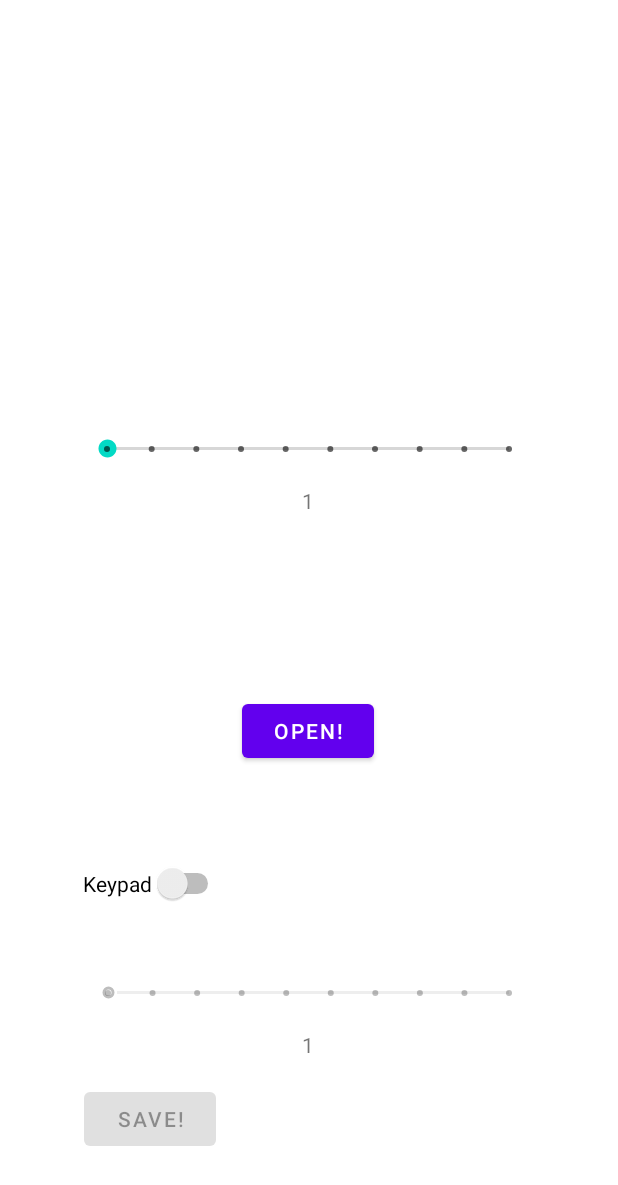
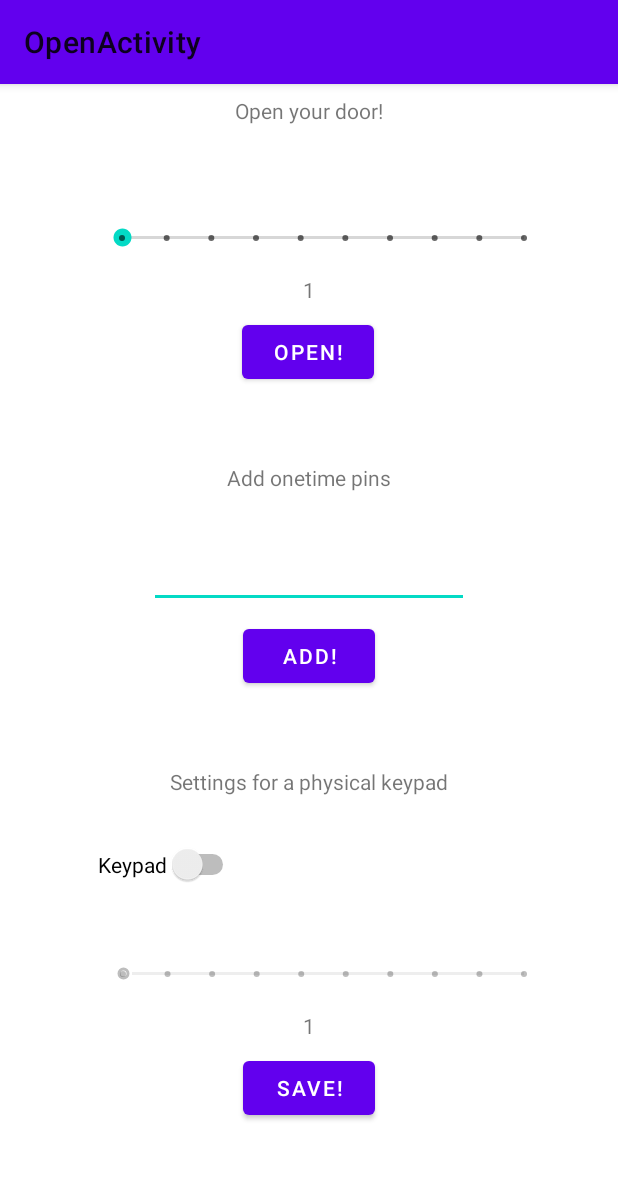
Before and after one commit to NikomitK/DoorOpener, an Android app: the OpenActivity screen opened directly, with no data from a screen before it, on a phone screen of 412 x 824 dp. Shown: the top 1185 px of the screen. Run offline under Robolectric (Android 15) with nearby library versions, the phone set to English and light mode, and no system bars; network calls fail; 2 statements that could not run were skipped.

Commit message:
added otp to layout, added functionality to keypad stuff

```diff
--- a/app/src/main/AndroidManifest.xml
+++ b/app/src/main/AndroidManifest.xml
@@ -8,7 +8,7 @@
         android:label="@string/app_name"
         android:roundIcon="@mipmap/ic_launcher_round"
         android:supportsRtl="true"
-        android:theme="@style/Theme.DoorOpenerHalfNew">
+        android:theme="@style/Theme.DoorOpenerHalfNew.NoActionBar">
         <activity
             android:name=".OpenActivity"
             android:exported="false"
--- a/app/src/main/java/tk/nikomitk/dooropenerhalfnew/LoginActivity.kt
+++ b/app/src/main/java/tk/nikomitk/dooropenerhalfnew/LoginActivity.kt
@@ -31,7 +31,7 @@ class LoginActivity : AppCompatActivity() {
         var storage: Storage = Storage()
 
 
-        if (!storageFile.createNewFile()) {
+        if (!storageFile.createNewFile() && storageFile.readText().contains(":")) {
             storage = Gson().fromJson(storageFile.readText(), Storage::class.java)
             val intent = Intent(this, OpenActivity::class.java).apply {
                 putExtra("ipAddress", storage.ipAddress)
--- a/app/src/main/java/tk/nikomitk/dooropenerhalfnew/OpenActivity.kt
+++ b/app/src/main/java/tk/nikomitk/dooropenerhalfnew/OpenActivity.kt
@@ -19,6 +19,9 @@ class OpenActivity : AppCompatActivity(), CoroutineScope by MainScope() {
         super.onCreate(savedInstanceState)
         setContentView(R.layout.activity_open)
 
+        // showing the back button in action bar
+        setSupportActionBar(findViewById(R.id.my_toolbar))
+
         val ipAddress = intent.getStringExtra("ipAddress")!!
         val token = intent.getStringExtra("token")!!
 
@@ -31,7 +34,6 @@ class OpenActivity : AppCompatActivity(), CoroutineScope by MainScope() {
         val saveButton: Button = findViewById(R.id.saveButton)
 
         keypadBar.isEnabled = false
-        saveButton.isEnabled = false
 
         openBar.setOnSeekBarChangeListener(object : SeekBar.OnSeekBarChangeListener {
             override fun onProgressChanged(p0: SeekBar?, p1: Int, p2: Boolean) {
@@ -47,17 +49,17 @@ class OpenActivity : AppCompatActivity(), CoroutineScope by MainScope() {
         })
 
         openButton.setOnClickListener {
-            launch (Dispatchers.IO) {
+            launch(Dispatchers.IO) {
                 val response = sendMessage(
                     type = "open",
                     token = token,
                     content = openTimeTextView.text.toString(),
                     ipAddress = ipAddress
                 )
-                runOnUiThread{
+                runOnUiThread {
                     Toast.makeText(this@OpenActivity, response.text, Toast.LENGTH_SHORT).show()
                 }
-                if(response.internalMessage.lowercase().contains("invalid token")) {
+                if (response.internalMessage.lowercase().contains("invalid token")) {
                     logout()
                 }
             }
@@ -65,7 +67,6 @@ class OpenActivity : AppCompatActivity(), CoroutineScope by MainScope() {
 
         keypadSwitch.setOnCheckedChangeListener { p0, _ ->
             keypadBar.isEnabled = p0.isChecked
-            saveButton.isEnabled = p0.isChecked
         }
 
         keypadBar.setOnSeekBarChangeListener(object : SeekBar.OnSeekBarChangeListener {
@@ -82,7 +83,20 @@ class OpenActivity : AppCompatActivity(), CoroutineScope by MainScope() {
         })
 
         saveButton.setOnClickListener {
-
+            launch(Dispatchers.IO) {
+                val response = sendMessage(
+                    type = "keypadConfig",
+                    token = token,
+                    content = if (keypadSwitch.isChecked) keypadTimeTextView.text.toString() else (-1).toString(),
+                    ipAddress = ipAddress
+                )
+                runOnUiThread {
+                    Toast.makeText(this@OpenActivity, response.text, Toast.LENGTH_SHORT).show()
+                }
+                if (response.internalMessage.lowercase().contains("invalid token")) {
+                    logout()
+                }
+            }
         }
     }
 
--- a/app/src/main/res/layout/activity_open.xml
+++ b/app/src/main/res/layout/activity_open.xml
@@ -6,41 +6,52 @@
     android:layout_height="match_parent"
     tools:context=".OpenActivity">
 
+    <androidx.appcompat.widget.Toolbar
+        android:id="@+id/my_toolbar"
+        android:layout_width="match_parent"
+        android:layout_height="?attr/actionBarSize"
+        android:background="?attr/colorPrimary"
+        android:elevation="4dp"
+        android:theme="@style/ThemeOverlay.AppCompat.ActionBar"
+        app:layout_constraintEnd_toEndOf="parent"
+        app:layout_constraintStart_toStartOf="parent"
+        app:layout_constraintTop_toTopOf="parent"
+        app:popupTheme="@style/ThemeOverlay.AppCompat.Light" />
+
+
     <Button
         android:id="@+id/openButton"
         android:layout_width="wrap_content"
         android:layout_height="wrap_content"
-        android:layout_marginBottom="280dp"
+        android:layout_marginTop="8dp"
         android:text="Open!"
-        app:layout_constraintBottom_toBottomOf="parent"
         app:layout_constraintEnd_toEndOf="parent"
         app:layout_constraintHorizontal_bias="0.498"
         app:layout_constraintStart_toStartOf="parent"
-        app:layout_constraintTop_toBottomOf="@+id/openBar"
-        app:layout_constraintVertical_bias="0.787" />
+        app:layout_constraintTop_toBottomOf="@+id/openBar" />
 
     <SeekBar
         android:id="@+id/openBar"
         style="@style/Widget.AppCompat.SeekBar.Discrete"
         android:layout_width="300dp"
         android:layout_height="87dp"
-        android:layout_marginTop="256dp"
+        android:layout_marginTop="32dp"
         android:indeterminate="false"
         android:max="9"
         android:progress="0"
         app:layout_constraintEnd_toEndOf="parent"
-        app:layout_constraintHorizontal_bias="0.495"
+        app:layout_constraintHorizontal_bias="0.585"
         app:layout_constraintStart_toStartOf="parent"
-        app:layout_constraintTop_toTopOf="parent" />
+        app:layout_constraintTop_toBottomOf="@+id/textView3" />
 
     <Switch
         android:id="@+id/keypadSwitch"
         android:layout_width="wrap_content"
         android:layout_height="wrap_content"
-        android:layout_marginTop="64dp"
+        android:layout_marginTop="32dp"
         android:text="Keypad"
         app:layout_constraintStart_toStartOf="@+id/openBar"
-        app:layout_constraintTop_toBottomOf="@+id/openButton" />
+        app:layout_constraintTop_toBottomOf="@+id/textView4" />
 
     <SeekBar
         android:id="@+id/keypadBar"
@@ -61,8 +72,8 @@
         android:layout_height="wrap_content"
         android:layout_marginTop="68dp"
         android:text="1"
-        app:layout_constraintEnd_toEndOf="@+id/openBar"
-        app:layout_constraintStart_toStartOf="@+id/openBar"
+        app:layout_constraintEnd_toEndOf="parent"
+        app:layout_constraintStart_toStartOf="parent"
         app:layout_constraintTop_toTopOf="@+id/openBar" />
 
     <TextView
@@ -72,16 +83,68 @@
         android:layout_marginTop="68dp"
         android:text="1"
         android:textAlignment="center"
-        app:layout_constraintEnd_toEndOf="@+id/keypadBar"
-        app:layout_constraintStart_toStartOf="@+id/keypadBar"
+        app:layout_constraintEnd_toEndOf="parent"
+        app:layout_constraintStart_toStartOf="parent"
         app:layout_constraintTop_toTopOf="@+id/keypadBar" />
 
     <Button
         android:id="@+id/saveButton"
         android:layout_width="wrap_content"
         android:layout_height="wrap_content"
-        android:layout_marginTop="16dp"
+        android:layout_marginTop="8dp"
         android:text="Save!"
-        app:layout_constraintStart_toStartOf="@+id/keypadBar"
+        app:layout_constraintEnd_toEndOf="parent"
+        app:layout_constraintStart_toStartOf="parent"
         app:layout_constraintTop_toBottomOf="@+id/keypadBar" />
+
+    <TextView
+        android:id="@+id/textView3"
+        android:layout_width="wrap_content"
+        android:layout_height="wrap_content"
+        android:layout_marginTop="8dp"
+        android:text="Open your door!"
+        app:layout_constraintEnd_toEndOf="parent"
+        app:layout_constraintStart_toStartOf="parent"
+        app:layout_constraintTop_toBottomOf="@+id/my_toolbar" />
+
+    <TextView
+        android:id="@+id/textView4"
+        android:layout_width="wrap_content"
+        android:layout_height="wrap_content"
+        android:layout_marginTop="50dp"
+        android:text="Settings for a physical keypad"
+        app:layout_constraintEnd_toEndOf="parent"
+        app:layout_constraintStart_toStartOf="parent"
+        app:layout_constraintTop_toBottomOf="@+id/button" />
+
+    <EditText
+        android:id="@+id/editTextTextPersonName"
+        android:layout_width="wrap_content"
+        android:layout_height="wrap_content"
+        android:layout_marginTop="32dp"
+        android:ems="10"
+        android:inputType="number"
+        app:layout_constraintEnd_toEndOf="parent"
+        app:layout_constraintStart_toStartOf="parent"
+        app:layout_constraintTop_toBottomOf="@+id/textView5" />
+
+    <TextView
+        android:id="@+id/textView5"
+        android:layout_width="wrap_content"
+        android:layout_height="wrap_content"
+        android:layout_marginTop="50dp"
+        android:text="Add onetime pins"
+        app:layout_constraintEnd_toEndOf="parent"
+        app:layout_constraintStart_toStartOf="parent"
+        app:layout_constraintTop_toBottomOf="@+id/openButton" />
+
+    <Button
+        android:id="@+id/button"
+        android:layout_width="wrap_content"
+        android:layout_height="wrap_content"
+        android:layout_marginTop="8dp"
+        android:text="add!"
+        app:layout_constraintEnd_toEndOf="parent"
+        app:layout_constraintStart_toStartOf="parent"
+        app:layout_constraintTop_toBottomOf="@+id/editTextTextPersonName" />
 </androidx.constraintlayout.widget.ConstraintLayout>
--- a/build.gradle
+++ b/build.gradle
@@ -1,7 +1,7 @@
 // Top-level build file where you can add configuration options common to all sub-projects/modules.
 plugins {
-    id 'com.android.application' version '7.1.0' apply false
-    id 'com.android.library' version '7.1.0' apply false
+    id 'com.android.application' version '7.1.3' apply false
+    id 'com.android.library' version '7.1.3' apply false
     id 'org.jetbrains.kotlin.android' version '1.6.10' apply false
 }
 
--- a/gradle.properties
+++ b/gradle.properties
@@ -21,3 +21,4 @@ kotlin.code.style=official
 # resources declared in the library itself and none from the library's dependencies,
 # thereby reducing the size of the R class for that library
 android.nonTransitiveRClass=true
+android.enableJetifier=true
```
